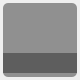
lkpopo/PC_dimension, file trunk2/Include_720/project_see_item.ui: the form before one commit.
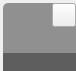
The form after the commit. Custom widgets are drawn as their Qt base class.

What changed in the file:
```diff
--- a/trunk2/Include_720/project_see_item.ui
+++ b/trunk2/Include_720/project_see_item.ui
@@ -6,8 +6,8 @@
    <rect>
     <x>0</x>
     <y>0</y>
-    <width>80</width>
-    <height>80</height>
+    <width>76</width>
+    <height>71</height>
    </rect>
   </property>
   <property name="windowTitle">
@@ -88,10 +88,27 @@
     <set>Qt::AlignCenter</set>
    </property>
   </widget>
+  <widget class="QPushButton" name="pushButton_del">
+   <property name="geometry">
+    <rect>
+     <x>52</x>
+     <y>3</y>
+     <width>24</width>
+     <height>24</height>
+    </rect>
+   </property>
+   <property name="styleSheet">
+    <string notr="true"/>
+   </property>
+   <property name="text">
+    <string/>
+   </property>
+  </widget>
   <zorder>label_bg</zorder>
   <zorder>pushButton_pic</zorder>
   <zorder>label_baseName</zorder>
   <zorder>pushButton_baseName</zorder>
+  <zorder>pushButton_del</zorder>
  </widget>
  <layoutdefault spacing="6" margin="11"/>
  <customwidgets>
```
